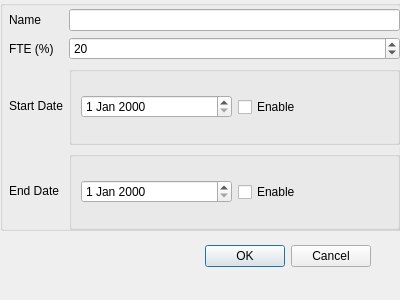
Above: GUI/AddProjectDialog.ui from hratcliffe/TimeTrackerTwo before the change. Below: the same form after it.
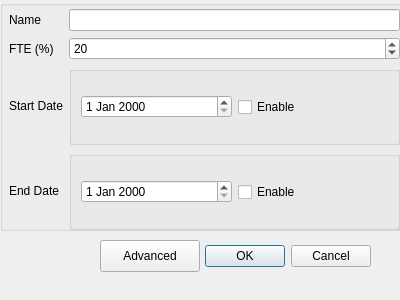
That is the form after the change.

```diff
--- a/GUI/AddProjectDialog.ui
+++ b/GUI/AddProjectDialog.ui
@@ -151,6 +151,22 @@
     </layout>
    </widget>
   </widget>
+  <widget class="QPushButton" name="advancedButton">
+   <property name="geometry">
+    <rect>
+     <x>100</x>
+     <y>240</y>
+     <width>100</width>
+     <height>32</height>
+    </rect>
+   </property>
+   <property name="toolTip">
+    <string>Configure variable FTE etc</string>
+   </property>
+   <property name="text">
+    <string>Advanced</string>
+   </property>
+  </widget>
  </widget>
  <resources/>
  <connections>
```
